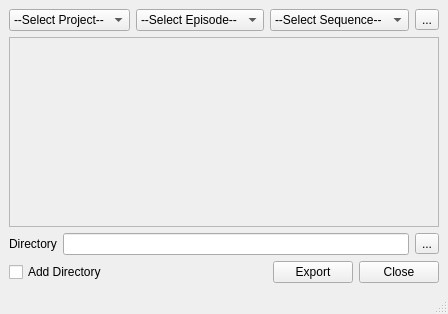
Old version of the form ui/main.ui in the repository iceanimations/multiShotExport.
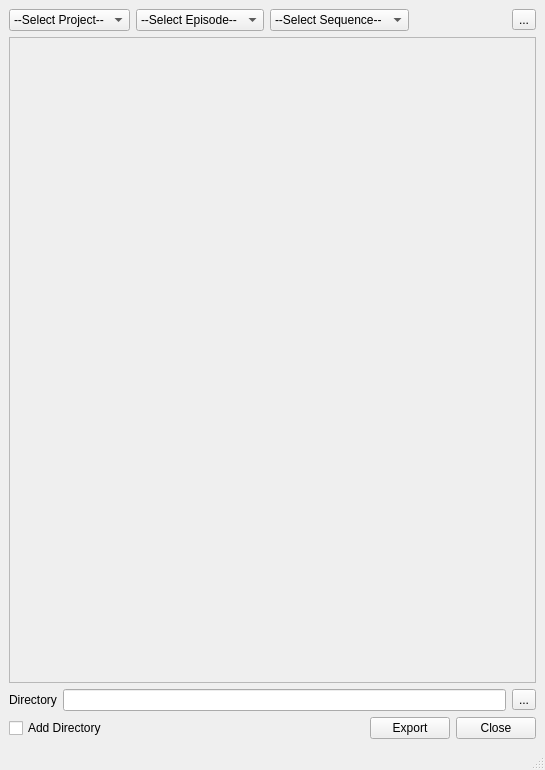
New version of the form.

Commit message: ui implemened, exporting methods remaining in backed

```diff
--- a/ui/main.ui
+++ b/ui/main.ui
@@ -6,8 +6,8 @@
    <rect>
     <x>0</x>
     <y>0</y>
-    <width>443</width>
-    <height>314</height>
+    <width>545</width>
+    <height>770</height>
    </rect>
   </property>
   <property name="windowTitle">
@@ -54,7 +54,20 @@
        </widget>
       </item>
       <item>
-       <widget class="QToolButton" name="collapseAllButton">
+       <spacer name="horizontalSpacer_2">
+        <property name="orientation">
+         <enum>Qt::Horizontal</enum>
+        </property>
+        <property name="sizeHint" stdset="0">
+         <size>
+          <width>40</width>
+          <height>20</height>
+         </size>
+        </property>
+       </spacer>
+      </item>
+      <item>
+       <widget class="QToolButton" name="toggleCollapseButton">
         <property name="toolTip">
          <string>Collapse/Expand all Shots</string>
         </property>
@@ -78,8 +91,8 @@
         <rect>
          <x>0</x>
          <y>0</y>
-         <width>423</width>
-         <height>166</height>
+         <width>525</width>
+         <height>622</height>
         </rect>
        </property>
        <layout class="QVBoxLayout" name="verticalLayout_3">
```
Left out of the diff: 62 changed lines with no effect on the pictures. The commit also changes 3 other files.
